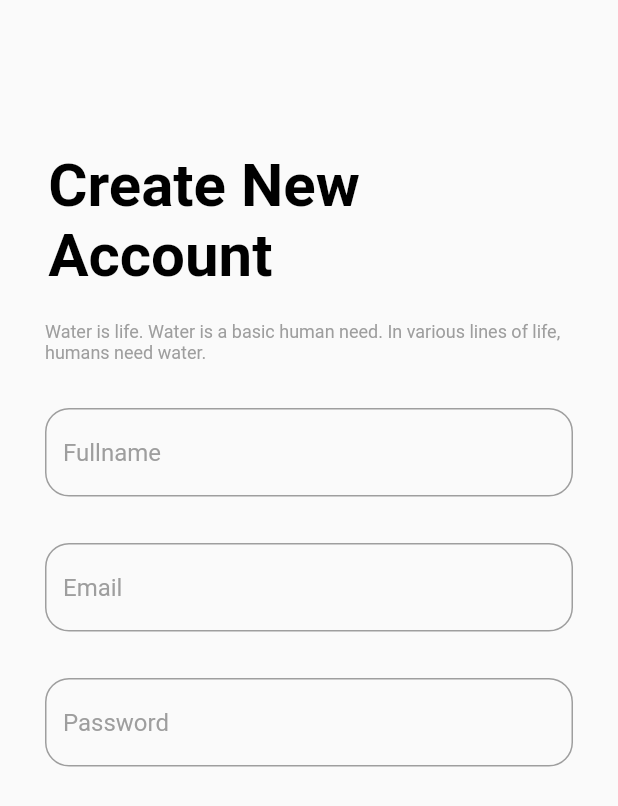
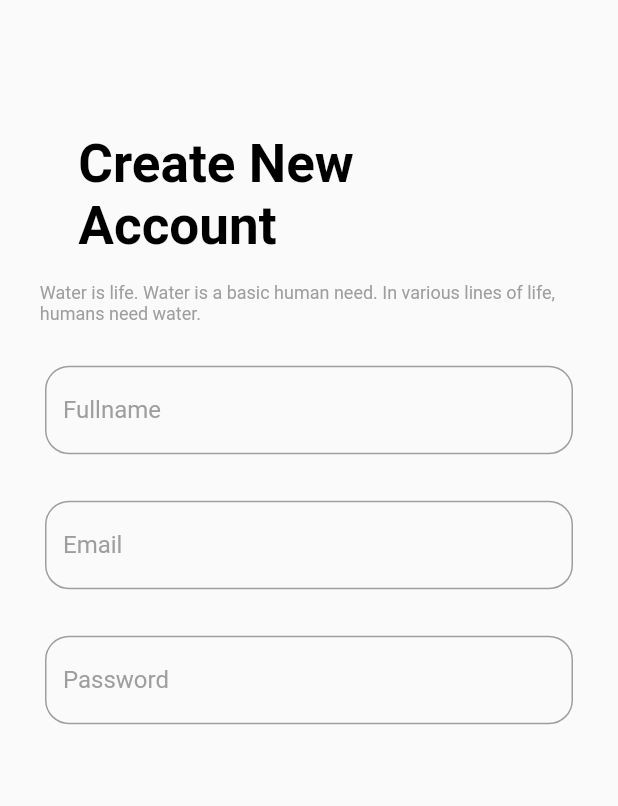
Before and after one commit to Sridhare29/PetCareApp, a Flutter app: the SignupScreen screen opened directly, on a phone screen of 412 x 824 dp. Shown: the top 806 px of the screen. Run offline on Flutter 3.47's test engine with Material 2 defaults, Android fonts, the phone set to English and light mode, and no system bars; our stand-ins replace get.

Commit message:
warning clr

```diff
--- a/lib/attribute/Dimensions.dart
+++ b/lib/attribute/Dimensions.dart
@@ -12,7 +12,12 @@ class Dimensions{
      static double height15 = screenHeight/62.1;
      static double height20 = screenHeight/46.6;
      static double height30 = screenHeight/31.0;
+     static double height40 = screenHeight/23.3;
+     static double height60 = screenHeight/15.5;
+     static double height80 = screenHeight/11.65;
      static double height45 = screenHeight/20.7;
+     static double height160 = screenHeight/5.82;
+     static double height140 = screenHeight/6.65;
 
      //dynamic weight for padding and margin
      static double width10 = screenHeight/93.2;
@@ -20,15 +25,15 @@ class Dimensions{
      static double width20 = screenHeight/46.6;
      static double width30 = screenHeight/31.0;
 
+     static double font12 = screenHeight/77.6;
      static double font16 = screenHeight/58.2;
+     static double font18 = screenHeight/51.7;
      static double font20 = screenHeight/46.6;
      static double font26 = screenHeight/35.8;
 
-
-     static double iconSize24 = screenHeight/38.83;
-     static double iconSize16 = screenHeight/58.25;
      //radius
      static double radius15 = screenHeight/62.1;
+     static double radius16 = screenHeight/58.2;
      static double radius20 = screenHeight/42.2;
      static double radius30 = screenHeight/28.13;
 
--- a/lib/screens/signup_screen.dart
+++ b/lib/screens/signup_screen.dart
@@ -1,6 +1,5 @@
 import 'package:flutter/material.dart';
-import 'package:flutter/src/widgets/framework.dart';
-import 'package:flutter/src/widgets/placeholder.dart';
+import 'package:petcare_app/attribute/Dimensions.dart';
 
 import '../widget/apptext_field.dart';
 import '../widget/bigtext_widget.dart';
@@ -22,23 +21,23 @@ class _SignupScreenState extends State<SignupScreen> {
     return Scaffold(
       body: Column(
         children: [
-               SizedBox(height: 20,),
+               SizedBox(height: Dimensions.height20,),
                 Container(
-                    margin:  EdgeInsets.only(top: 80 ,bottom: 20),
-                    padding:  EdgeInsets.only(left: 0,right: 140),
+                    margin:  EdgeInsets.only(top: Dimensions.height80 ,bottom: Dimensions.height20),
+                    padding:  EdgeInsets.only(left: 0,right: Dimensions.height140),
 
                   child: Column(
                     crossAxisAlignment: CrossAxisAlignment.start,
                     children: [
-                    BigText(text: "Create New",size: 40,color: Colors.black,),
+                    BigText(text: "Create New",size: Dimensions.height40,color: Colors.black,),
 
-                    BigText(text: "Account",size: 40,color: Colors.black,),
+                    BigText(text: "Account",size: Dimensions.height40,color: Colors.black,),
 
                   ]),
                 ),
                Container(
-                    margin:  EdgeInsets.only(top: 0,bottom: 20),
-                    padding:  EdgeInsets.only(left: 30,right: 30),
+                    margin:  EdgeInsets.only(top: 0,bottom: Dimensions.height20),
+                    padding:  EdgeInsets.only(left: Dimensions.height30,right: Dimensions.height30),
                     child: Column(
                       // crossAxisAlignment: CrossAxisAlignment.start,
                       children: [
--- a/lib/widget/apptext_field.dart
+++ b/lib/widget/apptext_field.dart
@@ -24,7 +24,7 @@ class _AppTextFieldState extends State<AppTextField> {
 
     // Set the initial state of hasUserInput based on the initial text value
     hasUserInput = widget.textEditingController.text.isNotEmpty;
-    borderColor = hasUserInput ? Color.fromARGB(255, 107, 76, 185) : Colors.grey;
+    borderColor = hasUserInput ?const Color.fromARGB(255, 107, 76, 185) : Colors.grey;
 
     widget.textEditingController.addListener(onInputChanged);
   }
@@ -38,7 +38,7 @@ class _AppTextFieldState extends State<AppTextField> {
   void onInputChanged() {
     setState(() {
       hasUserInput = widget.textEditingController.text.isNotEmpty;
-      borderColor = hasUserInput ? Color.fromARGB(255, 107, 76, 185) : Colors.grey;
+      borderColor = hasUserInput ? const Color.fromARGB(255, 107, 76, 185) : Colors.grey;
     });
   }
 
@@ -46,11 +46,11 @@ class _AppTextFieldState extends State<AppTextField> {
   Widget build(BuildContext context) {
     return Container(
       height: 60,
-      margin: EdgeInsets.only(top: 10, bottom: 20),
-      padding: EdgeInsets.only(left: 30, right: 30),
+      margin: const EdgeInsets.only(top: 10, bottom: 20),
+      padding: const EdgeInsets.only(left: 30, right: 30),
       child: TextField(
         controller: widget.textEditingController,
-        style: TextStyle(color: Color.fromARGB(255, 107, 76, 185)), // Change the user input text color
+        style: const TextStyle(color: Color.fromARGB(255, 107, 76, 185)), // Change the user input text color
         decoration: InputDecoration(
           hintText: widget.hintText,
           hintStyle: TextStyle(color: borderColor), // Change the hint text color
--- a/lib/widget/bigtext_widget.dart
+++ b/lib/widget/bigtext_widget.dart
@@ -1,11 +1,8 @@
-// ignore: implementation_imports
-import 'dart:ui';
-
 import 'package:flutter/material.dart';
-// ignore: implementation_imports
 
 import '../attribute/Dimensions.dart';
 
+// ignore: must_be_immutable
 class BigText extends StatelessWidget {
   BigText(
       {super.key,
--- a/lib/widget/smalltext_widget.dart
+++ b/lib/widget/smalltext_widget.dart
@@ -1,6 +1,6 @@
-// ignore: implementation_imports
 import 'package:flutter/material.dart';
 
+// ignore: must_be_immutable
 class SmallText extends StatelessWidget {
   Color? color;
   final String text;
```
Also changed, not shown: lib/screens/login_screen.dart (+30 -23 lines), lib/widget/expandable_text_widget.dart (deleted, +0 -62 lines), lib/widget/square_title.dart (+4 -6 lines), 1 other file.
